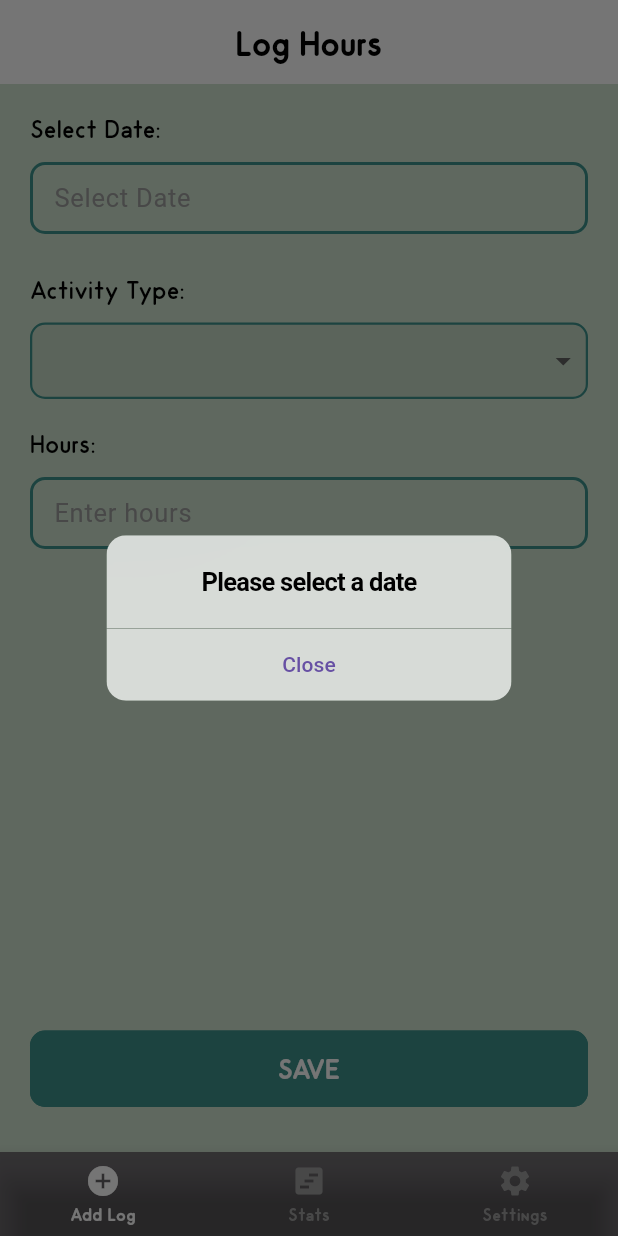
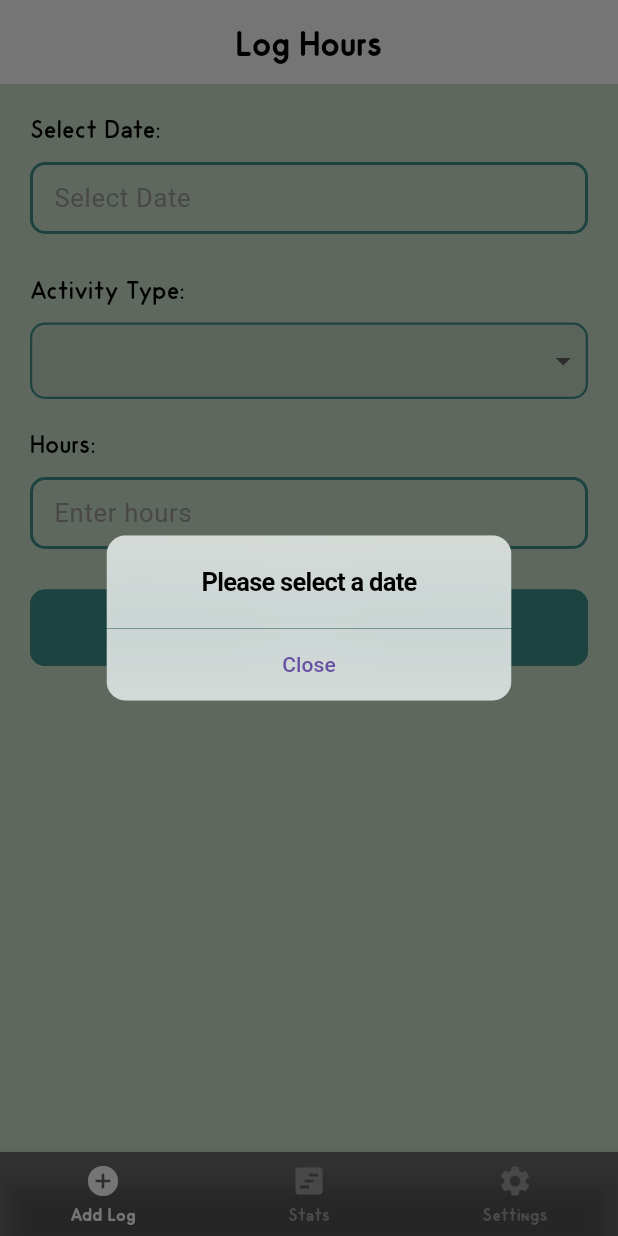
Before and after one commit to jkmonkey515/DailyTimeLog, a Flutter app: the screen it shows after launch, after a tap on "SAVE", on a phone screen of 412 x 824 dp. Run offline on Flutter 3.47's test engine with Material 3 defaults, Android fonts, the phone set to English and light mode, and no system bars; our stand-ins replace csv, flutter_datetime_picker_plus, fluttertoast, get, get_storage, in_app_purchase and 4 more; missing offline and left inert: dart:ffi, in_app_purchase_android, in_app_purchase_storekit, syncfusion_flutter_pdf; accounts and stored records are empty.

Commit message:
update regarding feedback

```diff
--- a/lib/2_view/4_loghours/loghours_view.dart
+++ b/lib/2_view/4_loghours/loghours_view.dart
@@ -29,7 +29,8 @@ class LoghoursView extends GetView<LoghoursController> {
         backgroundColor: Colors.white,
         elevation: 0,
       ),
-      body:  Container(
+      body:  SingleChildScrollView(
+        child: Container(
           padding: const EdgeInsets.only(left: 20, right: 20),
           child: Column(
             crossAxisAlignment: CrossAxisAlignment.start,
@@ -48,7 +49,7 @@ class LoghoursView extends GetView<LoghoursController> {
                     picker.DatePicker.showDatePicker(context,
                         showTitleActions: true,
                         minTime: DateTime(2022, 3, 5),
-                      maxTime: DateTime(2030, 12, 31),
+                        maxTime: DateTime.now(),
                         theme: const picker.DatePickerTheme(
                             headerColor: Colors.blue,
                             backgroundColor: Colors.lightBlue,
@@ -150,8 +151,8 @@ class LoghoursView extends GetView<LoghoursController> {
                   controller: controller.txtHours,
                   inputType: TextInputType.number,
                   onChangeCallback: controller.onChangeHoursCallback),
-
-            const Spacer(),
+              const VSpaceWith(height: 25),
+              //const Spacer(),
               CustomButton(
                 title: "SAVE",
                 onPressed: () {
@@ -161,6 +162,7 @@ class LoghoursView extends GetView<LoghoursController> {
 
               const VSpaceWith(height: 30),
             ],
+          ),
         ),
       ),
     );
--- a/lib/3_controller/4_loghours/loghours_controller.dart
+++ b/lib/3_controller/4_loghours/loghours_controller.dart
@@ -55,7 +55,16 @@ class LoghoursController extends GetxController {
         if(enteredHours.isEmpty){
           Constants.showInfoDialog("Please enter hour", "", yesText: "Close");
         }else{
-          confirmSaveDialog();
+          try {
+            double d = double.parse(enteredHours);
+            if(d>24){
+              Constants.showInfoDialog("There are only 24 hours in a day!", "", yesText: "Close");
+            }else{
+              confirmSaveDialog();
+            }
+          } catch (e) {
+            Constants.showInfoDialog("Please enter valid number for hours field", "", yesText: "Close");
+          }
         }
       }
     }
--- a/lib/3_controller/5_statistics/statistics_controller.dart
+++ b/lib/3_controller/5_statistics/statistics_controller.dart
@@ -194,7 +194,7 @@ class StatisticsController extends GetxController {
           subQuery+=" log_date ='${dateFormat.format(oneDate)}'";
           if(i==0 || i==-6){
             if(graphTitle.isNotEmpty){
-              graphTitle+="~";
+              graphTitle+="-";
             }
             var dateFormat1 = DateFormat('dd/MM/yyyy');
             graphTitle+=dateFormat1.format(oneDate);
@@ -237,7 +237,7 @@ class StatisticsController extends GetxController {
         subQuery=" WHERE $subQuery";
         query = "SELECT category_id, SUM(log_hour) AS total_hour FROM tb_logs$subQuery GROUP BY category_id";
 
-        graphTitle= "${startDateController.text.replaceAll("-", "/")}~${endDateController.text.replaceAll("-", "/")}";
+        graphTitle= "${startDateController.text.replaceAll("-", "/")}-${endDateController.text.replaceAll("-", "/")}";
       }
       print(query);
       double totalHours = 0;
--- a/lib/3_controller/6_profile/profile_controller.dart
+++ b/lib/3_controller/6_profile/profile_controller.dart
@@ -47,7 +47,8 @@ class ProfileController extends GetxController {
                 categoryModel[i].category_name,
                 style: TextStyle(color: hexToColor(categoryModel[i].category_color)),
               ),
-              const Spacer(),
+              //const Spacer(),
+              Expanded(child: Container()),
               editIconButton(i, categoryModel[i]),
               //editButton(i)
             ],
```
Also changed, not shown: lib/2_view/6_profile/profile_view.dart (+5 -2 lines), lib/2_view/7_settings/profeatures_view.dart (+5 -3 lines), lib/2_view/7_settings/settings_view.dart (+5 -3 lines), 4056 other files. Lines whose indentation alone changed are shown as unchanged.
